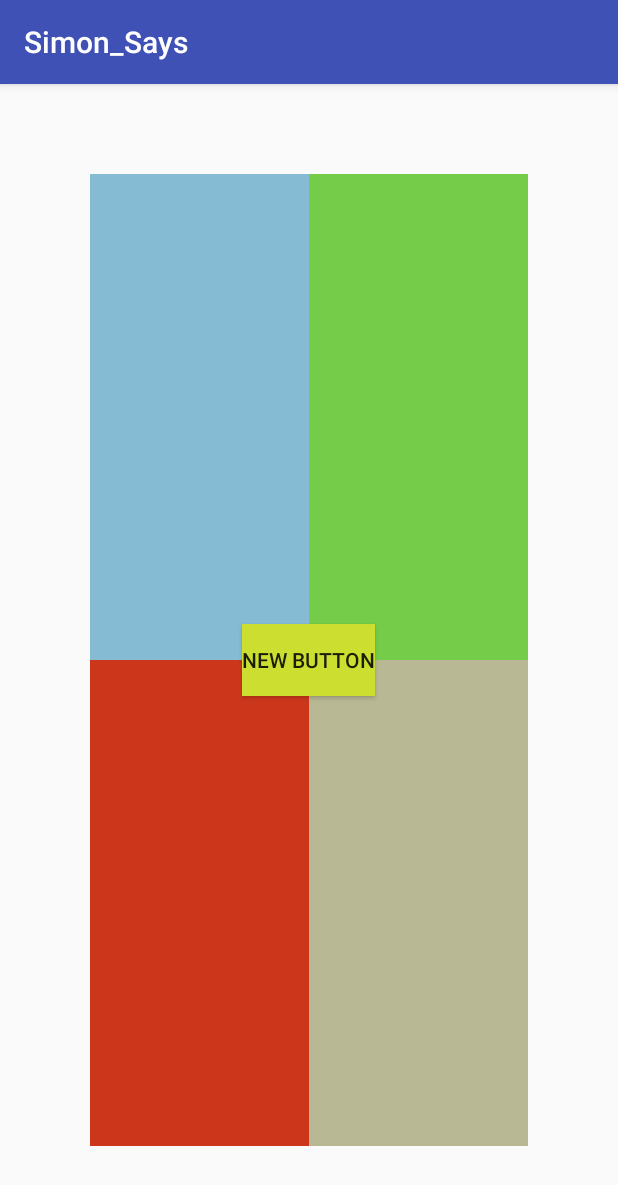
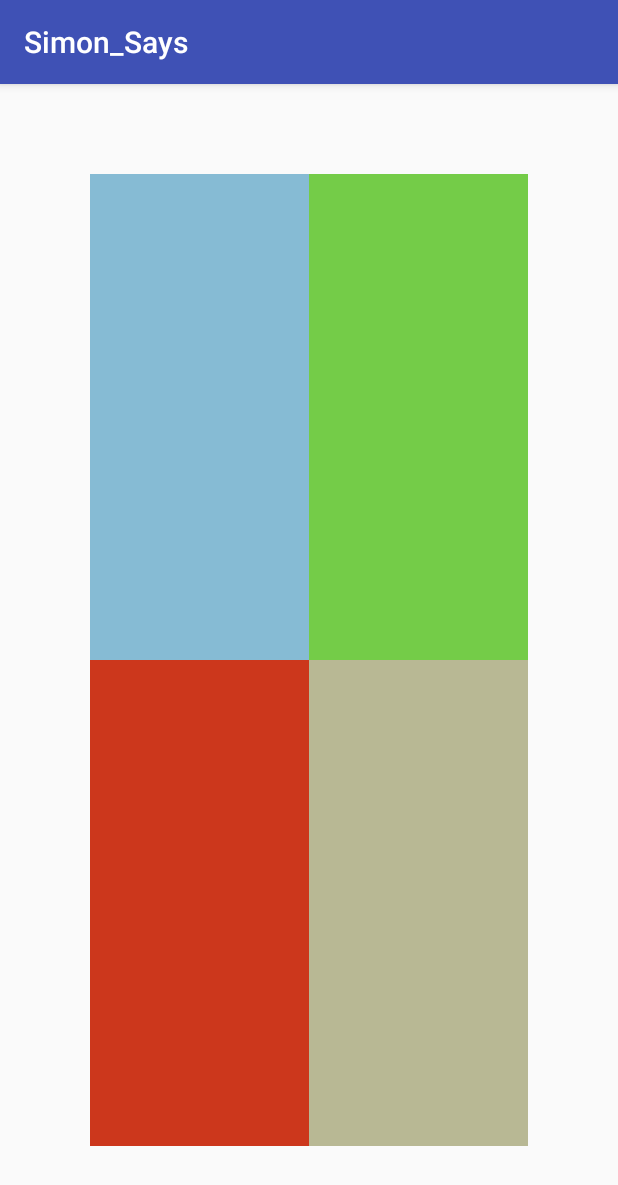
Before and after one commit to Javrom95/Simon_Says, an Android app: the screen it shows after launch (Simon), on a phone screen of 412 x 824 dp. Shown: the top 1185 px of the screen. Run offline under Robolectric (Android 15) with nearby library versions, the phone set to English and light mode, and no system bars.

Commit message:
Commit number 2.

```diff
--- a/app/src/main/java/com/example/javier/simon_says/Simon.java
+++ b/app/src/main/java/com/example/javier/simon_says/Simon.java
@@ -2,13 +2,21 @@ package com.example.javier.simon_says;
 
 import android.support.v7.app.AppCompatActivity;
 import android.os.Bundle;
+import android.util.Log;
 import android.view.View;
 import android.widget.Button;
+import android.widget.Toast;
+
+import java.util.ArrayList;
+import java.util.Random;
 
 public class Simon extends AppCompatActivity {
 
-  Button btn1, btn2, btn3, btn4;
-
+    Button btn1, btn2, btn3, btn4;
+    ArrayList<Integer> sequence = new ArrayList<Integer>();
+    int trans;
+    int add;
+    int rounds=4;
     @Override
     protected void onCreate(Bundle savedInstanceState) {
         super.onCreate(savedInstanceState);
@@ -19,6 +27,29 @@ public class Simon extends AppCompatActivity {
         btn3 = (Button) findViewById(R.id.button3);
         btn4 = (Button) findViewById(R.id.button4);
 
+        createSequence();
+
+
+    }
+
+    public void createSequence(){
+        Random r = new Random();
+        for(byte i=0;i<rounds;i++){
+            add=r.nextInt((rounds - 1) + 1) + 1;
+
+            if(add==1){
+
+            }else if(add==2){
+
+            }else if(add==3){
+
+            }else{
+
+            }
+
+            sequence.add(add);
+        }
+
     }
 
 }
--- a/app/src/main/res/layout/activity_simon.xml
+++ b/app/src/main/res/layout/activity_simon.xml
@@ -59,15 +59,4 @@
 
     </TableLayout>
 
-    <Button
-        android:layout_width="wrap_content"
-        android:layout_height="wrap_content"
-        android:text="New Button"
-        android:id="@+id/button"
-        android:layout_alignParentStart="false"
-        android:layout_centerInParent="true"
-        android:layout_alignParentRight="false"
-        android:layout_alignParentBottom="false"
-        android:background="#CCDF30" />
-
 </RelativeLayout>
```
